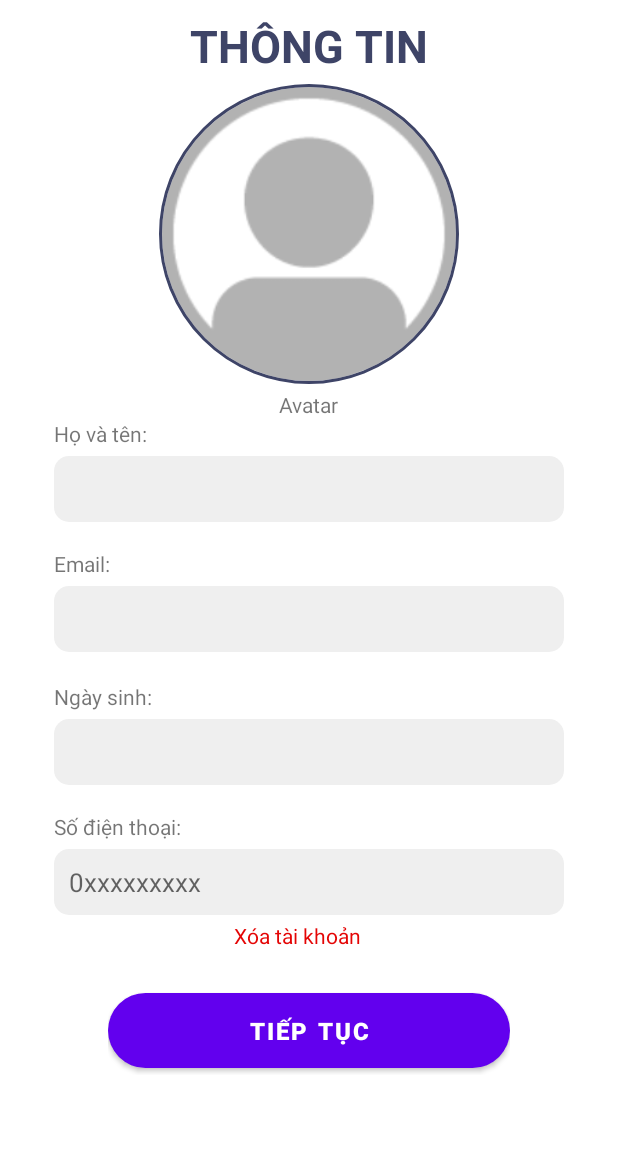
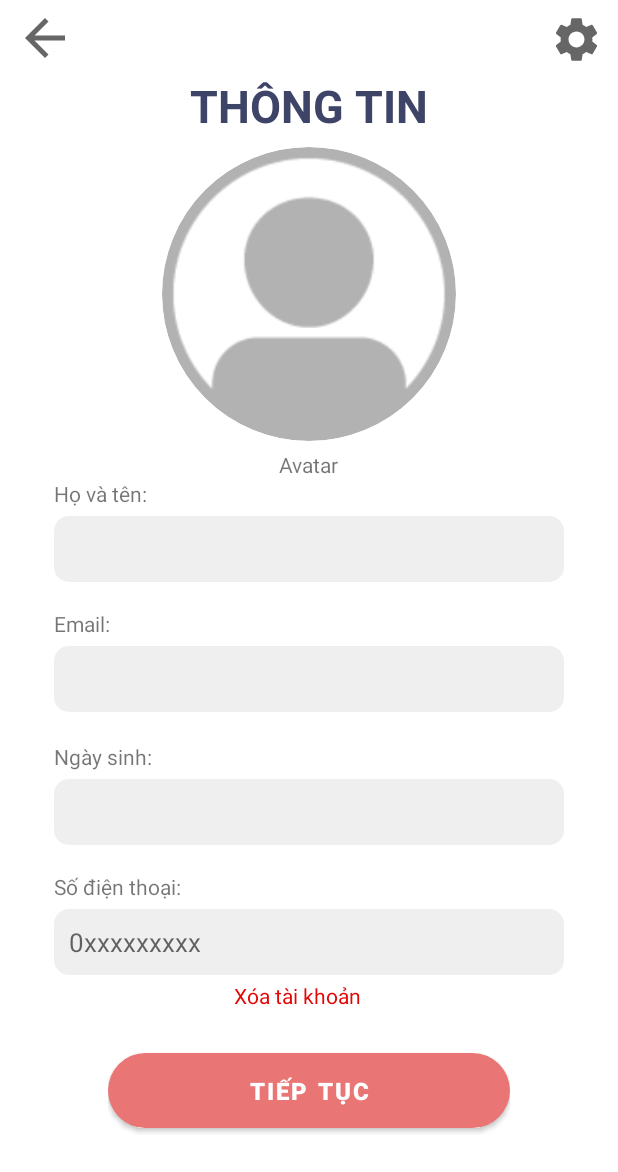
Before and after one commit to thanh1233/DuAn1, an Android app: the layout activity_capnhatthongtin.xml on its own in the app's theme, with its tools: preview values and no code run, on a phone screen of 412 x 824 dp. Shown: the top 1172 px of the screen. Run offline under Robolectric (Android 15) with nearby library versions, the phone set to English and light mode, and no system bars; Roboto replaces fonts that are not available here.

Commit message:
lọc gọi thay đổi nhẹ giao diện

```diff
--- a/app/build.gradle
+++ b/app/build.gradle
@@ -38,6 +38,8 @@ dependencies {
     implementation 'com.google.firebase:firebase-auth:21.0.1'
     implementation 'com.google.firebase:firebase-storage:20.0.0'
     implementation 'androidx.legacy:legacy-support-v4:1.0.0'
+    implementation 'com.github.clans:fab:1.6.4'
+    implementation 'io.github.ParkSangGwon:tedpermission-normal:3.2.3'
     testImplementation 'junit:junit:4.+'
     androidTestImplementation 'androidx.test.ext:junit:1.1.3'
     androidTestImplementation 'androidx.test.espresso:espresso-core:3.4.0'
--- a/app/src/main/AndroidManifest.xml
+++ b/app/src/main/AndroidManifest.xml
@@ -13,6 +13,8 @@
     <uses-permission android:name="android.permission.RECEIVE_SMS" />
     <uses-permission android:name="android.permission.WRITE_SMS" />
     <uses-permission android:name="android.permission.FOREGROUND_SERVICE" />
+    <uses-permission android:name="android.permission.FOREGROUND_SERVICE"/>
+    <uses-permission android:name="android.permission.CALL_PHONE" />
 
     <application
         android:allowBackup="true"
--- /dev/null
+++ b/app/src/main/res/drawable/bg_uxiv.xml
@@ -0,0 +1,5 @@
+<?xml version="1.0" encoding="utf-8"?>
+<shape xmlns:android="http://schemas.android.com/apk/res/android">
+    <solid android:color="#FF9A8D"/>
+    <corners android:radius="50dp"/>
+</shape>
--- /dev/null
+++ b/app/src/main/res/drawable/ic_baseline_add_24.xml
@@ -0,0 +1,5 @@
+<vector android:height="24dp" android:tint="#F8F8F8"
+    android:viewportHeight="24" android:viewportWidth="24"
+    android:width="24dp" xmlns:android="http://schemas.android.com/apk/res/android">
+    <path android:fillColor="@android:color/white" android:pathData="M19,13h-6v6h-2v-6H5v-2h6V5h2v6h6v2z"/>
+</vector>
--- /dev/null
+++ b/app/src/main/res/drawable/ic_baseline_bar_chart_24.xml
@@ -0,0 +1,5 @@
+<vector android:height="24dp" android:tint="#F8F8F8"
+    android:viewportHeight="24" android:viewportWidth="24"
+    android:width="24dp" xmlns:android="http://schemas.android.com/apk/res/android">
+    <path android:fillColor="@android:color/white" android:pathData="M5,9.2h3L8,19L5,19zM10.6,5h2.8v14h-2.8zM16.2,13L19,13v6h-2.8z"/>
+</vector>
--- /dev/null
+++ b/app/src/main/res/drawable/ic_baseline_logout_24.xml
@@ -0,0 +1,5 @@
+<vector android:autoMirrored="true" android:height="24dp"
+    android:tint="#F8F8F8" android:viewportHeight="24"
+    android:viewportWidth="24" android:width="24dp" xmlns:android="http://schemas.android.com/apk/res/android">
+    <path android:fillColor="@android:color/white" android:pathData="M17,7l-1.41,1.41L18.17,11H8v2h10.17l-2.58,2.58L17,17l5,-5zM4,5h8V3H4c-1.1,0 -2,0.9 -2,2v14c0,1.1 0.9,2 2,2h8v-2H4V5z"/>
+</vector>
--- a/app/src/main/res/layout/activity_capnhatthongtin.xml
+++ b/app/src/main/res/layout/activity_capnhatthongtin.xml
@@ -8,24 +8,24 @@
     <androidx.constraintlayout.widget.ConstraintLayout
         android:layout_width="match_parent"
         android:layout_height="match_parent"
-        android:paddingTop="10dp"
+        android:paddingTop="0dp"
         >
 
 
         <ScrollView
+            android:id="@+id/scrollView2"
             android:layout_width="match_parent"
             android:layout_height="0dp"
             app:layout_constraintBottom_toBottomOf="parent"
             app:layout_constraintEnd_toEndOf="parent"
-            app:layout_constraintStart_toStartOf="parent"
-            app:layout_constraintTop_toTopOf="parent">
+            app:layout_constraintTop_toBottomOf="@+id/constraintLayout">
 
             <LinearLayout
-                android:paddingRight="36dp"
-                android:paddingLeft="36dp"
                 android:layout_width="match_parent"
                 android:layout_height="wrap_content"
-                android:orientation="vertical">
+                android:orientation="vertical"
+                android:paddingLeft="36dp"
+                android:paddingRight="36dp">
 
                 <LinearLayout
                     android:layout_width="match_parent"
@@ -50,7 +50,7 @@
                         android:layout_height="200dp"
                         android:layout_marginTop="0dp"
                         android:src="@drawable/default_user"
-                        app:civ_border_color="#3E4467"
+                        app:civ_border_color="#FFFFFF"
                         app:civ_border_width="2dp" />
 
                     <TextView
@@ -139,45 +139,46 @@
                     android:layout_height="wrap_content"
                     android:layout_marginBottom="0dp"
                     android:background="@drawable/background_edttextdox"
+                    android:hint="0xxxxxxxxx"
                     android:paddingLeft="10dp"
                     android:paddingTop="10dp"
-                        android:hint="0xxxxxxxxx"
                     android:paddingRight="10dp"
                     android:paddingBottom="10dp"
                     android:textSize="17dp" />
 
 
-
                 <LinearLayout
                     android:id="@+id/linersendotp"
-                    android:visibility="gone"
+                    android:layout_width="match_parent"
+                    android:layout_height="60dp"
                     android:layout_marginTop="18dp"
                     android:orientation="horizontal"
-                    android:layout_width="match_parent"
-                    android:layout_height="60dp">
+                    android:visibility="gone">
+
                     <EditText
                         android:id="@+id/nhapotp"
                         android:layout_width="250dp"
                         android:layout_height="47dp"
                         android:background="@drawable/background_edttextdox"
+                        android:hint="Nhập mã OTP..."
                         android:paddingLeft="10dp"
                         android:paddingTop="10dp"
                         android:paddingRight="10dp"
-                        android:hint="Nhập mã OTP..."
                         android:paddingBottom="10dp"
                         android:textSize="17dp" />
+
                     <Button
                         android:id="@+id/guilai"
+                        android:layout_width="match_parent"
+                        android:layout_height="45dp"
                         android:layout_marginLeft="10dp"
-                        android:layout_width="match_parent"
-                        android:text=""
-                        android:textColorHint="#FFFFFF"
-                        android:enabled="false"
                         android:layout_marginTop="-2dp"
                         android:layout_marginRight="1dp"
+                        android:background="@drawable/backgroundcsc"
+                        android:enabled="false"
+                        android:text=""
                         android:textColor="#FFFFFF"
-                        android:background="@drawable/backgroundcsc"
-                        android:layout_height="45dp"/>
+                        android:textColorHint="#FFFFFF" />
                 </LinearLayout>
 
                 <TextView
@@ -191,13 +192,14 @@
                     android:layout_marginBottom="-26dp"
                     android:text="Xóa tài khoản"
                     android:textColor="#E40505" />
+
                 <androidx.constraintlayout.widget.ConstraintLayout
                     android:layout_width="match_parent"
+                    android:layout_height="60dp"
                     android:layout_marginStart="36dp"
                     android:layout_marginTop="49dp"
                     android:layout_marginEnd="36dp"
-                    android:layout_marginBottom="16dp"
-                    android:layout_height="60dp">
+                    android:layout_marginBottom="16dp">
 
                     <Button
                         android:id="@+id/btn_ok_capNhatActivity"
@@ -234,7 +236,37 @@
 
         </ScrollView>
 
+        <androidx.constraintlayout.widget.ConstraintLayout
+            android:id="@+id/constraintLayout"
+            android:layout_width="match_parent"
+            android:layout_height="50dp"
+            android:paddingTop="5dp"
+            app:layout_constraintEnd_toEndOf="parent"
+            app:layout_constraintStart_toStartOf="parent"
+            app:layout_constraintTop_toTopOf="parent" >
 
+            <TextView
+                android:id="@+id/thoat"
+                android:layout_width="40dp"
+                android:layout_height="40dp"
+                android:layout_marginLeft="10dp"
+                android:background="?attr/homeAsUpIndicator"
+                app:layout_constraintStart_toStartOf="parent"
+                app:layout_constraintTop_toTopOf="parent" />
+
+            <ToggleButton
+                android:id="@+id/update"
+                android:layout_width="35dp"
+                android:layout_height="35dp"
+                android:layout_marginRight="10dp"
+                android:layout_marginTop="3dp"
+                android:hint=" "
+                android:textOff=" "
+                android:textOn=" "
+                android:background="@drawable/ic_baseline_settings_24"
+                app:layout_constraintEnd_toEndOf="parent"
+                app:layout_constraintTop_toTopOf="parent" />
+        </androidx.constraintlayout.widget.ConstraintLayout>
 
 
     </androidx.constraintlayout.widget.ConstraintLayout>
--- a/app/src/main/res/layout/layout_header_nav.xml
+++ b/app/src/main/res/layout/layout_header_nav.xml
@@ -2,7 +2,7 @@
 <LinearLayout xmlns:android="http://schemas.android.com/apk/res/android"
     android:layout_width="match_parent"
     android:layout_height="160dp"
-    android:background="@color/purple_500"
+    android:background="#EA7575"
     android:orientation="vertical"
     android:paddingStart="20dp"
     android:paddingTop="10dp">
@@ -11,7 +11,7 @@
         xmlns:app="http://schemas.android.com/apk/res-auto"
         android:layout_width="85dp"
         android:id="@+id/avatar"
-        app:civ_border_width="2dp"
+
         android:layout_marginTop="5dp"
         android:layout_height="85dp"
         android:layout_gravity="left"
--- a/app/src/main/res/values/colors.xml
+++ b/app/src/main/res/values/colors.xml
@@ -1,8 +1,8 @@
 <?xml version="1.0" encoding="utf-8"?>
 <resources>
     <color name="purple_200">#FFBB86FC</color>
-    <color name="purple_500">#FF6200EE</color>
-    <color name="purple_700">#FF3700B3</color>
+    <color name="purple_500">#EA7575</color>
+    <color name="purple_700">#EA7575</color>
     <color name="teal_200">#FF03DAC5</color>
     <color name="teal_700">#FF018786</color>
     <color name="black">#FF000000</color>
```
Also changed, not shown: app/src/main/java/com/example/apvexe/Capnhatthongtin.java (+36 -0 lines), app/src/main/java/com/example/apvexe/Xemthongtin.java (+71 -0 lines), app/src/main/java/com/example/apvexe/fragmant/homefragmant.java (+33 -2 lines), app/src/main/res/drawable/backgroud_tronc.xml (added, +10 -0 lines), app/src/main/res/drawable/ic_baseline_search_24.xml (added, +10 -0 lines), app/src/main/res/drawable/ic_baseline_verified_24.xml (+4 -9 lines), app/src/main/res/layout/activity_chuyencuatoi1.xml (+57 -49 lines), app/src/main/res/layout/activity_them_xe.xml (+19 -5 lines), app/src/main/res/layout/activity_trang_chu.xml (+4 -3 lines), app/src/main/res/layout/fag_home.xml (+23 -2 lines), app/src/main/res/menu/drawer_menu.xml (+31 -21 lines). Lines whose indentation alone changed are shown as unchanged.
